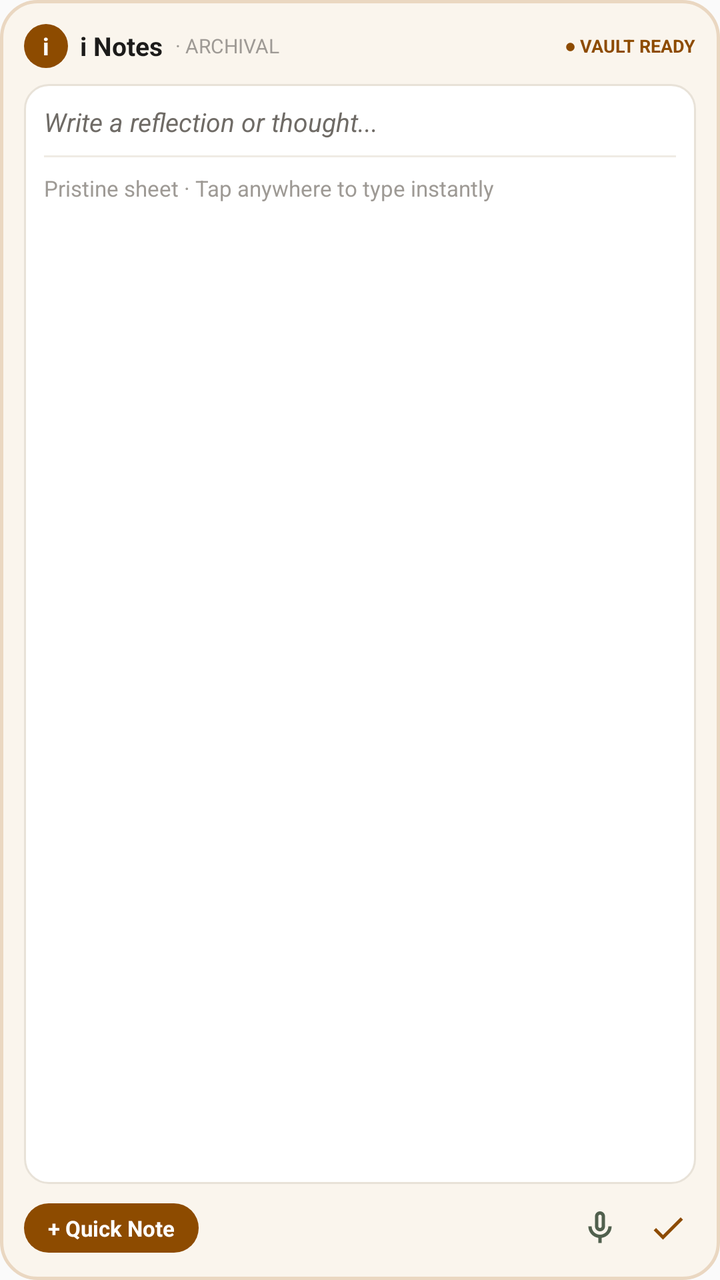
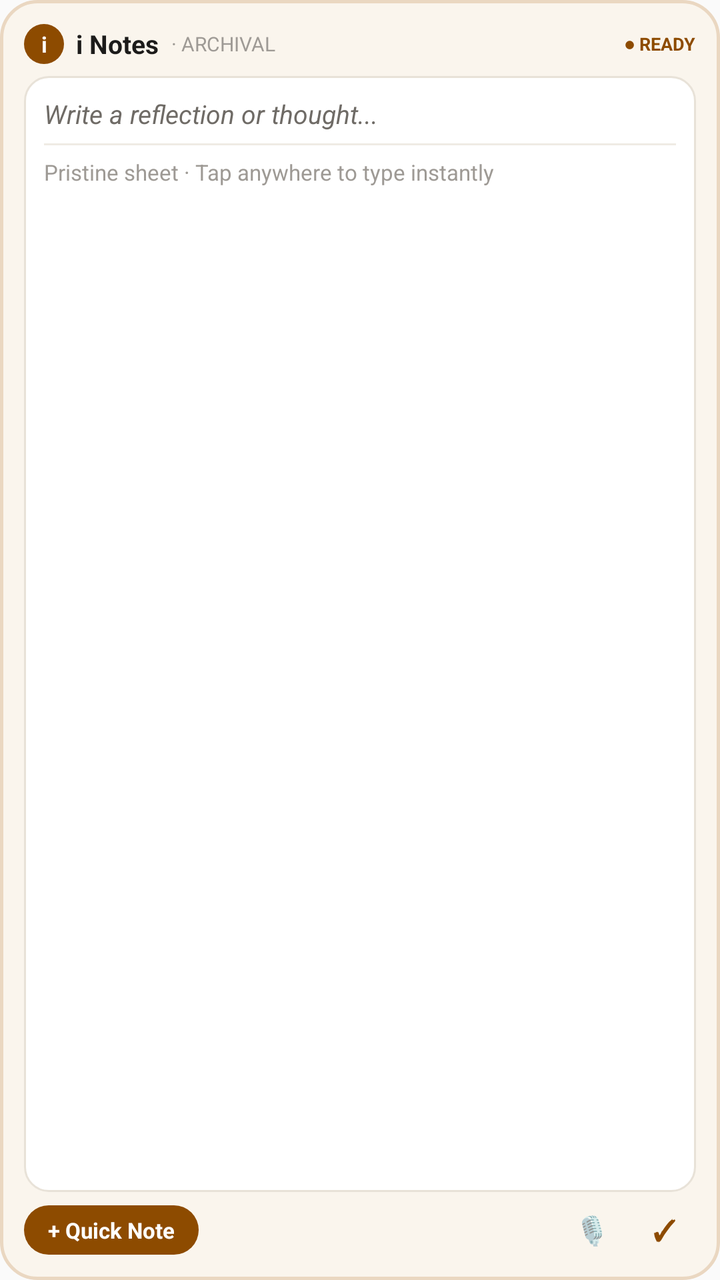

Before-and-after screenshots of an Android layout around one commit, followed by the original layout XML and the change that was made.
<!-- AndroidManifest.xml: application theme AppTheme -->
<!-- res/layout/inotes_widget_stationery.xml -->
<?xml version="1.0" encoding="utf-8"?>
<LinearLayout xmlns:android="http://schemas.android.com/apk/res/android"
    android:id="@+id/widget_root"
    android:layout_width="match_parent"
    android:layout_height="match_parent"
    android:orientation="vertical"
    android:background="@drawable/bg_widget_stationery"
    android:padding="12dp">

    
    <LinearLayout
        android:layout_width="match_parent"
        android:layout_height="wrap_content"
        android:orientation="horizontal"
        android:gravity="center_vertical"
        android:layout_marginBottom="8dp">

        
        <TextView
            android:layout_width="22dp"
            android:layout_height="22dp"
            android:background="@drawable/btn_save_ochre"
            android:text="i"
            android:textColor="#FFFFFF"
            android:textStyle="bold"
            android:gravity="center"
            android:textSize="12sp"
            android:layout_marginEnd="6dp" />

        <TextView
            android:layout_width="wrap_content"
            android:layout_height="wrap_content"
            android:text="i Notes"
            android:textColor="@color/colorInk"
            android:textStyle="bold"
            android:textSize="13sp" />

        <TextView
            android:layout_width="0dp"
            android:layout_height="wrap_content"
            android:layout_weight="1"
            android:text=" · ARCHIVAL"
            android:textColor="@color/colorInkLight"
            android:textSize="10sp"
            android:layout_marginStart="4dp" />

        <TextView
            android:id="@+id/widget_status_badge"
            android:layout_width="wrap_content"
            android:layout_height="wrap_content"
            android:text="● VAULT READY"
            android:textColor="@color/colorPrimary"
            android:textSize="9sp"
            android:textStyle="bold" />
    </LinearLayout>

    
    <LinearLayout
        android:id="@+id/widget_blank_space"
        android:layout_width="match_parent"
        android:layout_height="0dp"
        android:layout_weight="1"
        android:orientation="vertical"
        android:background="@drawable/bg_widget_typing_area"
        android:padding="10dp"
        android:clickable="true"
        android:focusable="true">

        <TextView
            android:id="@+id/widget_prompt_text"
            android:layout_width="match_parent"
            android:layout_height="wrap_content"
            android:text="Write a reflection or thought..."
            android:textColor="@color/colorInkMuted"
            android:textSize="13sp"
            android:textStyle="italic" />

        
        <View
            android:layout_width="match_parent"
            android:layout_height="1dp"
            android:background="#EFEBE4"
            android:layout_marginTop="8dp"
            android:layout_marginBottom="8dp" />

        <TextView
            android:id="@+id/widget_last_snippet"
            android:layout_width="match_parent"
            android:layout_height="wrap_content"
            android:text="Pristine sheet · Tap anywhere to type instantly"
            android:textColor="@color/colorInkLight"
            android:textSize="11sp"
            android:maxLines="2" />
    </LinearLayout>

    
    <LinearLayout
        android:layout_width="match_parent"
        android:layout_height="wrap_content"
        android:orientation="horizontal"
        android:gravity="center_vertical"
        android:layout_marginTop="8dp">

        <TextView
            android:id="@+id/widget_btn_new_note"
            android:layout_width="wrap_content"
            android:layout_height="wrap_content"
            android:background="@drawable/btn_save_ochre"
            android:text="+ Quick Note"
            android:textColor="#FFFFFF"
            android:textSize="11sp"
            android:textStyle="bold"
            android:paddingStart="12dp"
            android:paddingEnd="12dp"
            android:paddingTop="5dp"
            android:paddingBottom="5dp"
            android:clickable="true"
            android:focusable="true" />

        <View
            android:layout_width="0dp"
            android:layout_height="1dp"
            android:layout_weight="1" />

        <ImageView
            android:id="@+id/widget_btn_voice"
            android:layout_width="28dp"
            android:layout_height="28dp"
            android:src="@drawable/ic_widget_mic"
            android:padding="4dp"
            android:clickable="true"
            android:focusable="true"
            android:layout_marginEnd="6dp" />

        <ImageView
            android:id="@+id/widget_btn_checklist"
            android:layout_width="28dp"
            android:layout_height="28dp"
            android:src="@drawable/ic_widget_check"
            android:padding="4dp"
            android:clickable="true"
            android:focusable="true" />
    </LinearLayout>
</LinearLayout>
<!-- resources referenced by this layout -->
<resources>
  <color name="colorInk">#1C1B1A</color>
  <color name="colorInkLight">#9E9A95</color>
  <color name="colorInkMuted">#6F6B66</color>
  <color name="colorPrimary">#8D4B00</color>
  <!-- drawable bg_widget_stationery (drawable) -->
  <?xml version="1.0" encoding="utf-8"?>
  <shape xmlns:android="http://schemas.android.com/apk/res/android"
      android:shape="rectangle">
      <solid android:color="#FAF5ED" />
      <corners android:radius="18dp" />
      <stroke
          android:width="1.5dp"
          android:color="#EAD7C1" />
  </shape>
  <!-- drawable bg_widget_typing_area (drawable) -->
  <?xml version="1.0" encoding="utf-8"?>
  <shape xmlns:android="http://schemas.android.com/apk/res/android"
      android:shape="rectangle">
      <solid android:color="#FFFFFF" />
      <corners android:radius="12dp" />
      <stroke
          android:width="1dp"
          android:color="#E8E2D8" />
  </shape>
  <!-- drawable btn_save_ochre (drawable) -->
  <?xml version="1.0" encoding="utf-8"?>
  <shape xmlns:android="http://schemas.android.com/apk/res/android"
      android:shape="rectangle">
      <solid android:color="#8D4B00" />
      <corners android:radius="24dp" />
  </shape>
  <!-- drawable ic_widget_check (drawable) -->
  <vector xmlns:android="http://schemas.android.com/apk/res/android"
      android:width="24dp"
      android:height="24dp"
      android:viewportWidth="24"
      android:viewportHeight="24">
    <path
        android:fillColor="#8D4B00"
        android:pathData="M9,16.17L4.83,12l-1.42,1.41L9,19 21,7l-1.41,-1.41z"/>
  </vector>
  <!-- drawable ic_widget_mic (drawable) -->
  <vector xmlns:android="http://schemas.android.com/apk/res/android"
      android:width="24dp"
      android:height="24dp"
      android:viewportWidth="24"
      android:viewportHeight="24">
    <path
        android:fillColor="#51604E"
        android:pathData="M12,14c1.66,0 3,-1.34 3,-3V5c0,-1.66 -1.34,-3 -3,-3S9,3.34 9,5v6C9,12.66 10.34,14 12,14zM11,5c0,-0.55 0.45,-1 1,-1s1,0.45 1,1v6c0,0.55 -0.45,1 -1,1s-1,-0.45 -1,-1V5z"/>
    <path
        android:fillColor="#51604E"
        android:pathData="M17,11c0,2.76 -2.24,5 -5,5s-5,-2.24 -5,-5H5c0,3.53 2.61,6.43 6,6.92V21h2v-3.08c3.39,-0.49 6,-3.39 6,-6.92H17z"/>
  </vector>
  <style name="AppTheme" parent="Theme.AppCompat.Light.DarkActionBar">
          
          <item name="colorPrimary">@color/colorPrimary</item>
          <item name="colorPrimaryDark">@color/colorPrimaryDark</item>
          <item name="colorAccent">@color/colorAccent</item>
      </style>
  <color name="colorPrimaryDark">#5B3000</color>
  <color name="colorAccent">#E0A96D</color>
</resources>

<!-- the commit's change to res/layout/inotes_widget_stationery.xml (unified diff, before → after) -->
@@ -13,18 +13,18 @@
         android:layout_height="wrap_content"
         android:orientation="horizontal"
         android:gravity="center_vertical"
-        android:layout_marginBottom="8dp">
+        android:layout_marginBottom="6dp">
 
         
         <TextView
-            android:layout_width="22dp"
-            android:layout_height="22dp"
+            android:layout_width="20dp"
+            android:layout_height="20dp"
             android:background="@drawable/btn_save_ochre"
             android:text="i"
             android:textColor="#FFFFFF"
             android:textStyle="bold"
             android:gravity="center"
-            android:textSize="12sp"
+            android:textSize="11sp"
             android:layout_marginEnd="6dp" />
 
         <TextView
@@ -48,7 +48,7 @@
             android:id="@+id/widget_status_badge"
             android:layout_width="wrap_content"
             android:layout_height="wrap_content"
-            android:text="● VAULT READY"
+            android:text="● READY"
             android:textColor="@color/colorPrimary"
             android:textSize="9sp"
             android:textStyle="bold" />
@@ -62,9 +62,7 @@
         android:layout_weight="1"
         android:orientation="vertical"
         android:background="@drawable/bg_widget_typing_area"
-        android:padding="10dp"
-        android:clickable="true"
-        android:focusable="true">
+        android:padding="10dp">
 
         <TextView
             android:id="@+id/widget_prompt_text"
@@ -76,12 +74,12 @@
             android:textStyle="italic" />
 
         
-        <View
+        <FrameLayout
             android:layout_width="match_parent"
             android:layout_height="1dp"
             android:background="#EFEBE4"
-            android:layout_marginTop="8dp"
-            android:layout_marginBottom="8dp" />
+            android:layout_marginTop="6dp"
+            android:layout_marginBottom="6dp" />
 
         <TextView
             android:id="@+id/widget_last_snippet"
@@ -99,7 +97,7 @@
         android:layout_height="wrap_content"
         android:orientation="horizontal"
         android:gravity="center_vertical"
-        android:layout_marginTop="8dp">
+        android:layout_marginTop="6dp">
 
         <TextView
             android:id="@+id/widget_btn_new_note"
@@ -113,32 +111,31 @@
             android:paddingStart="12dp"
             android:paddingEnd="12dp"
             android:paddingTop="5dp"
-            android:paddingBottom="5dp"
-            android:clickable="true"
-            android:focusable="true" />
+            android:paddingBottom="5dp" />
 
-        <View
+        
+        <FrameLayout
             android:layout_width="0dp"
             android:layout_height="1dp"
             android:layout_weight="1" />
 
-        <ImageView
+        <TextView
             android:id="@+id/widget_btn_voice"
-            android:layout_width="28dp"
-            android:layout_height="28dp"
-            android:src="@drawable/ic_widget_mic"
-            android:padding="4dp"
-            android:clickable="true"
-            android:focusable="true"
-            android:layout_marginEnd="6dp" />
+            android:layout_width="32dp"
+            android:layout_height="26dp"
+            android:gravity="center"
+            android:text="🎙"
+            android:textSize="14sp"
+            android:layout_marginEnd="4dp" />
 
-        <ImageView
+        <TextView
             android:id="@+id/widget_btn_checklist"
-            android:layout_width="28dp"
-            android:layout_height="28dp"
-            android:src="@drawable/ic_widget_check"
-            android:padding="4dp"
-            android:clickable="true"
-            android:focusable="true" />
+            android:layout_width="32dp"
+            android:layout_height="26dp"
+            android:gravity="center"
+            android:text="✓"
+            android:textSize="14sp"
+            android:textStyle="bold"
+            android:textColor="@color/colorPrimary" />
     </LinearLayout>
 </LinearLayout>
<!-- resource entries referenced after the edit -->
@@ -31,29 +31,6 @@
       <solid android:color="#8D4B00" />
       <corners android:radius="24dp" />
   </shape>
-  <!-- drawable ic_widget_check (drawable) -->
-  <vector xmlns:android="http://schemas.android.com/apk/res/android"
-      android:width="24dp"
-      android:height="24dp"
-      android:viewportWidth="24"
-      android:viewportHeight="24">
-    <path
-        android:fillColor="#8D4B00"
-        android:pathData="M9,16.17L4.83,12l-1.42,1.41L9,19 21,7l-1.41,-1.41z"/>
-  </vector>
-  <!-- drawable ic_widget_mic (drawable) -->
-  <vector xmlns:android="http://schemas.android.com/apk/res/android"
-      android:width="24dp"
-      android:height="24dp"
-      android:viewportWidth="24"
-      android:viewportHeight="24">
-    <path
-        android:fillColor="#51604E"
-        android:pathData="M12,14c1.66,0 3,-1.34 3,-3V5c0,-1.66 -1.34,-3 -3,-3S9,3.34 9,5v6C9,12.66 10.34,14 12,14zM11,5c0,-0.55 0.45,-1 1,-1s1,0.45 1,1v6c0,0.55 -0.45,1 -1,1s-1,-0.45 -1,-1V5z"/>
-    <path
-        android:fillColor="#51604E"
-        android:pathData="M17,11c0,2.76 -2.24,5 -5,5s-5,-2.24 -5,-5H5c0,3.53 2.61,6.43 6,6.92V21h2v-3.08c3.39,-0.49 6,-3.39 6,-6.92H17z"/>
-  </vector>
   <style name="AppTheme" parent="Theme.AppCompat.Light.DarkActionBar">
           
           <item name="colorPrimary">@color/colorPrimary</item>
